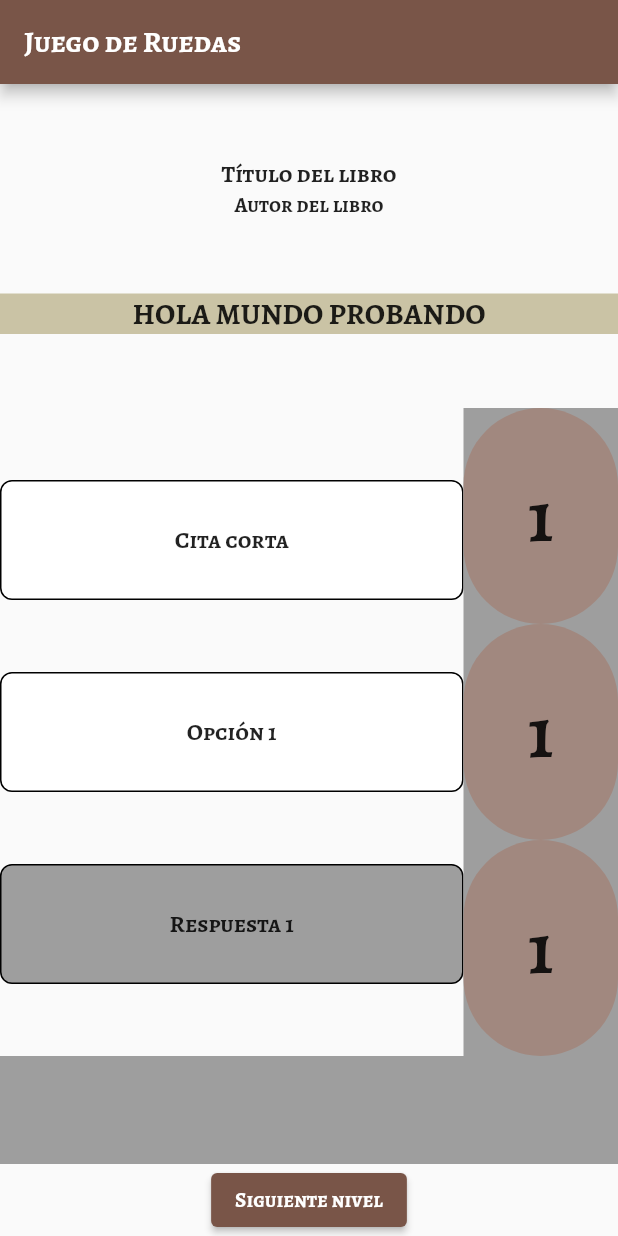
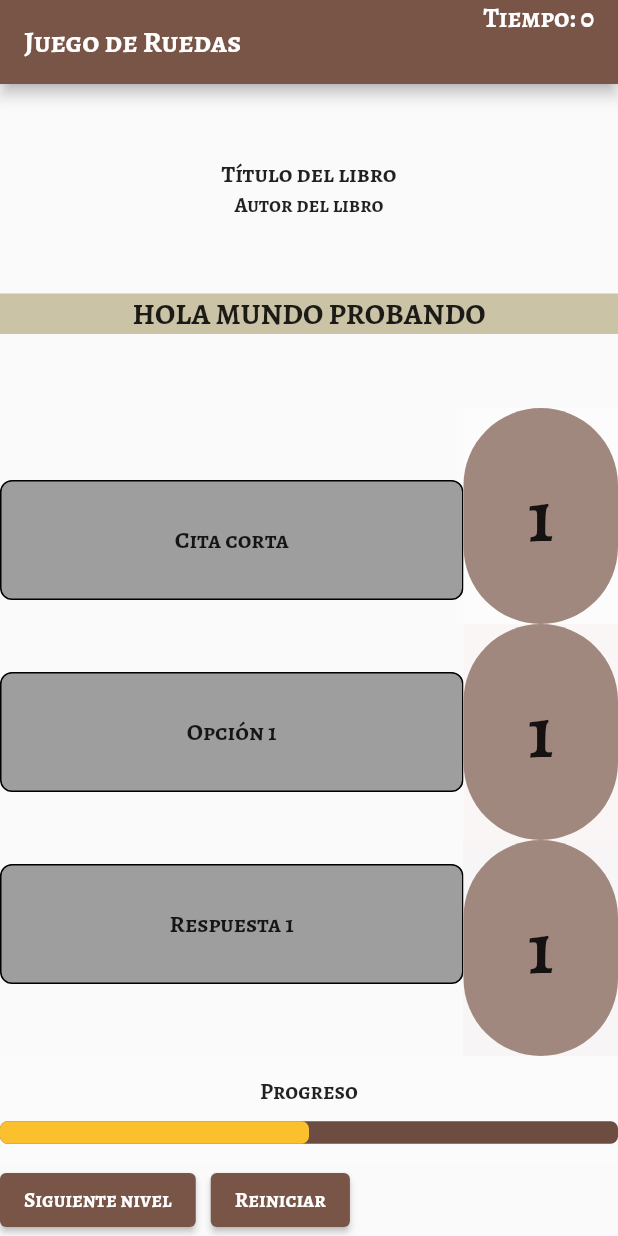
Before and after one commit to AndrePxd/flutter_juego, a Flutter app: the screen it shows after launch, after a tap on "Siguiente nivel", on a phone screen of 412 x 824 dp. Run offline on Flutter 3.47's test engine with Material 2 defaults, Android fonts, the light colour scheme and no system bars; missing offline and left inert: flame.

Commit message:
Added Progress, Timer and space for question (Title, Autor, Text)

```diff
--- a/lib/nivel1.dart
+++ b/lib/nivel1.dart
@@ -1,3 +1,4 @@
+import 'dart:async';
 import 'dart:math';
 
 import 'package:flutter/material.dart';
@@ -20,6 +21,12 @@ class MyApp extends StatelessWidget {
   }
 }
 
+enum Difficulty {
+  easy,
+  medium,
+  hard,
+}
+
 class GameScreen extends StatefulWidget {
   @override
   _GameScreenState createState() => _GameScreenState();
@@ -40,11 +47,58 @@ class _GameScreenState extends State<GameScreen> {
   int wheel2SelectedIndex = 0;
   int wheel3SelectedIndex = 0;
 
+  Difficulty selectedDifficulty = Difficulty.easy; // Dificultad seleccionada
+
+  late Timer _timer;
+  int _secondsRemaining = 5;
+
+  //Identificar que el temporizador se ha terminado
+  bool get timerHasFinished => _secondsRemaining == 0;
+
+
+  @override
+  void initState() {
+    super.initState();
+    startTimer();
+  }
+
+  @override
+  void dispose() {
+    _timer.cancel();
+    super.dispose();
+  }
+
+  void startTimer() {
+    _timer = Timer.periodic(Duration(seconds: 1), (timer) {
+      setState(() {
+        if (_secondsRemaining > 0) {
+          _secondsRemaining--;
+        } else {
+          // Aquí puedes agregar la lógica cuando el tiempo se agota
+          if(timerHasFinished){
+            print('El tiempo se ha terminado');
+            level=0;
+
+  }
+        }
+      });
+    });
+  }
+
   @override
   Widget build(BuildContext context) {
     return Scaffold(
       appBar: AppBar(
         title: Text('Juego de Ruedas'),
+        actions: [
+          Padding(
+            padding: const EdgeInsets.only(right: 16.0),
+            child: Text(
+              'Tiempo: $_secondsRemaining',
+              style: TextStyle(fontSize: 18),
+            ),
+          ),
+        ],
       ),
       body: Column(
         children: [
@@ -58,7 +112,8 @@ class _GameScreenState extends State<GameScreen> {
                   children: [
                     Text(
                       'Título del libro',
-            style: TextStyle(fontSize: 16, fontWeight: FontWeight.bold),
+                      style:
+                          TextStyle(fontSize: 16, fontWeight: FontWeight.bold),
                     ),
                     Text(
                       'Autor del libro',
@@ -72,14 +127,14 @@ class _GameScreenState extends State<GameScreen> {
                   child: Center(
                     child: Text(
                       'HOLA MUNDO PROBANDO',
-            style: TextStyle(fontSize: 20, fontWeight: FontWeight.bold),
+                      style:
+                          TextStyle(fontSize: 20, fontWeight: FontWeight.bold),
                     ),
                   ),
                 ),
               ],
             ),
           ),
-
           Expanded(
             flex: 6,
             child: Row(
@@ -93,14 +148,15 @@ class _GameScreenState extends State<GameScreen> {
                         onTap: () {
                           if (level >= 1) {
                             setState(() {
-                              wheel1SelectedIndex =
-                                  _getRandomIndex(wheel1SelectedIndex, wheel1Options.length);
+                              wheel1SelectedIndex = _getRandomIndex(
+                                  wheel1SelectedIndex, wheel1Options.length);
+                                  startTimer();
                             });
                           }
                         },
                         child: Container(
-                          height: 80, // Ajusta la altura según tus necesidades
-                          width: double.infinity, // Ocupa todo el ancho disponible
+                          height: 80,
+                          width: double.infinity,
                           padding: EdgeInsets.all(8),
                           decoration: BoxDecoration(
                             color: level >= 1 ? Colors.white : Colors.grey,
@@ -119,14 +175,14 @@ class _GameScreenState extends State<GameScreen> {
                         onTap: () {
                           if (level >= 2) {
                             setState(() {
-                              wheel2SelectedIndex =
-                                  _getRandomIndex(wheel2SelectedIndex, wheel2Options.length);
+                              wheel2SelectedIndex = _getRandomIndex(
+                                  wheel2SelectedIndex, wheel2Options.length);
                             });
                           }
                         },
                         child: Container(
-                          height: 80, // Ajusta la altura según tus necesidades
-                          width: double.infinity, // Ocupa todo el ancho disponible
+                          height: 80,
+                          width: double.infinity,
                           padding: EdgeInsets.all(8),
                           decoration: BoxDecoration(
                             color: level >= 2 ? Colors.white : Colors.grey,
@@ -145,14 +201,14 @@ class _GameScreenState extends State<GameScreen> {
                         onTap: () {
                           if (level >= 3) {
                             setState(() {
-                              wheel3SelectedIndex =
-                                  _getRandomIndex(wheel3SelectedIndex, wheel3Options.length);
+                              wheel3SelectedIndex = _getRandomIndex(
+                                  wheel3SelectedIndex, wheel3Options.length);
                             });
                           }
                         },
                         child: Container(
-                          height: 80, // Ajusta la altura según tus necesidades
-                          width: double.infinity, // Ocupa todo el ancho disponible
+                          height: 80,
+                          width: double.infinity,
                           padding: EdgeInsets.all(8),
                           decoration: BoxDecoration(
                             color: level >= 3 ? Colors.white : Colors.grey,
@@ -179,13 +235,13 @@ class _GameScreenState extends State<GameScreen> {
                           onTap: () {
                             if (level >= 1) {
                               setState(() {
-                                wheel1SelectedIndex =
-                                    _getRandomIndex(wheel1SelectedIndex, wheel1Options.length);
+                                wheel1SelectedIndex = _getRandomIndex(
+                                    wheel1SelectedIndex, wheel1Options.length);
                               });
                             }
                           },
                           child: Container(
-                            color: Colors.grey[500],
+                            color: Color.fromARGB(255, 253, 252, 252),
                             child: AnimatedNumberWheel(
                               number: wheel1SelectedIndex + 1,
                             ),
@@ -197,13 +253,13 @@ class _GameScreenState extends State<GameScreen> {
                           onTap: () {
                             if (level >= 2) {
                               setState(() {
-                                wheel2SelectedIndex =
-                                    _getRandomIndex(wheel2SelectedIndex, wheel2Options.length);
+                                wheel2SelectedIndex = _getRandomIndex(
+                                    wheel2SelectedIndex, wheel2Options.length);
                               });
                             }
                           },
                           child: Container(
-                            color: Colors.grey[500],
+                            color: Color.fromARGB(255, 250, 246, 246),
                             child: AnimatedNumberWheel(
                               number: wheel2SelectedIndex + 1,
                             ),
@@ -215,13 +271,13 @@ class _GameScreenState extends State<GameScreen> {
                           onTap: () {
                             if (level >= 3) {
                               setState(() {
-                                wheel3SelectedIndex =
-                                    _getRandomIndex(wheel3SelectedIndex, wheel3Options.length);
+                                wheel3SelectedIndex = _getRandomIndex(
+                                    wheel3SelectedIndex, wheel3Options.length);
                               });
                             }
                           },
                           child: Container(
-                            color: Colors.grey[500],
+                            color: Color.fromARGB(255, 247, 245, 245),
                             child: AnimatedNumberWheel(
                               number: wheel3SelectedIndex + 1,
                             ),
@@ -236,26 +292,79 @@ class _GameScreenState extends State<GameScreen> {
           ),
           Expanded(
             child: Container(
-              color: Colors.grey[500],
-              child: Center(
-                child: Text(
-                  '',
-                  style: TextStyle(fontSize: 20, fontWeight: FontWeight.bold),
+              color: Color.fromARGB(255, 252, 251, 251),
+              child: Column(
+                mainAxisAlignment: MainAxisAlignment.center,
+                children: [
+                  Text(
+                    'Progreso',
+                    style: TextStyle(fontSize: 15, fontWeight: FontWeight.bold),
+                  ),
+                  SizedBox(height: 10),
+                  Container(
+                    height: 15,
+                    decoration: BoxDecoration(
+                      color: Color.fromARGB(255, 245, 238, 238),
+                      borderRadius: BorderRadius.circular(5),
+                    ),
+                    child: Stack(
+                      children: [
+                        Container(
+                          width: double.infinity,
+                          decoration: BoxDecoration(
+                            color: Colors.brown[600],
+                            borderRadius: BorderRadius.circular(5),
+                          ),
+                        ),
+                        FractionallySizedBox(
+                          alignment: Alignment.centerLeft,
+                          widthFactor: 0.5,
+                          child: Container(
+                            decoration: BoxDecoration(
+                              color: Colors.yellow[700],
+                              borderRadius: BorderRadius.circular(5),
                             ),
                           ),
                         ),
+                      ],
                     ),
+                  ),
+                ],
+              ),
+            ),
+          ),
+          Row(
+            children: [
+
+              //ESTE BOTON ES DE PRUEBA PARA VERIFICAR QUE SI SE BLOQUEAN LOS BOTONES
               ElevatedButton(
                 onPressed: () {
                   if (level < 3) {
                     setState(() {
                       level++;
+                      selectedDifficulty = Difficulty.values[level - 1];
                     });
                   } else {
                     // Fin del juego, mostrar puntaje, reiniciar nivel, etc.
                   }
                 },
                 child: Text('Siguiente nivel'),
+              ),
+              SizedBox(width: 10),
+              ElevatedButton(
+                onPressed: () {
+                  setState(() {
+                    level = 1;
+                    wheel1SelectedIndex = 0;
+                    wheel2SelectedIndex = 0;
+                    wheel3SelectedIndex = 0;
+                    selectedDifficulty = Difficulty.easy;
+                    _secondsRemaining = 5;
+                  });
+                },
+                child: Text('Reiniciar'),
+              ),
+            ],
           ),
         ],
       ),
```
Lines whose indentation alone changed are shown as unchanged.
